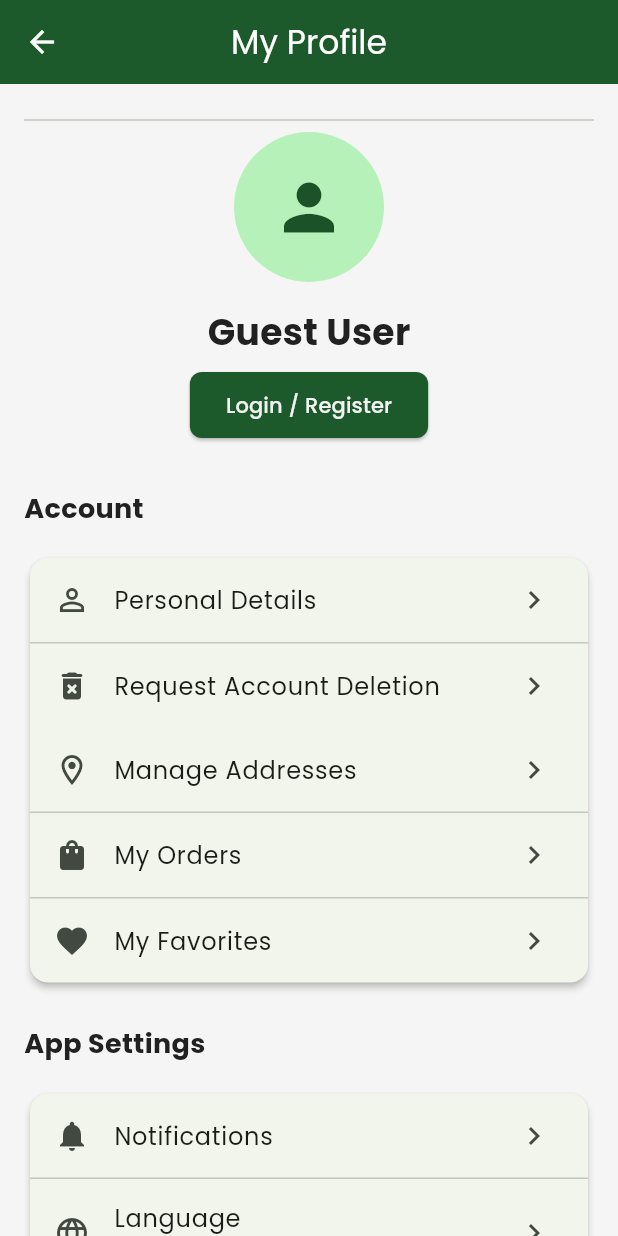
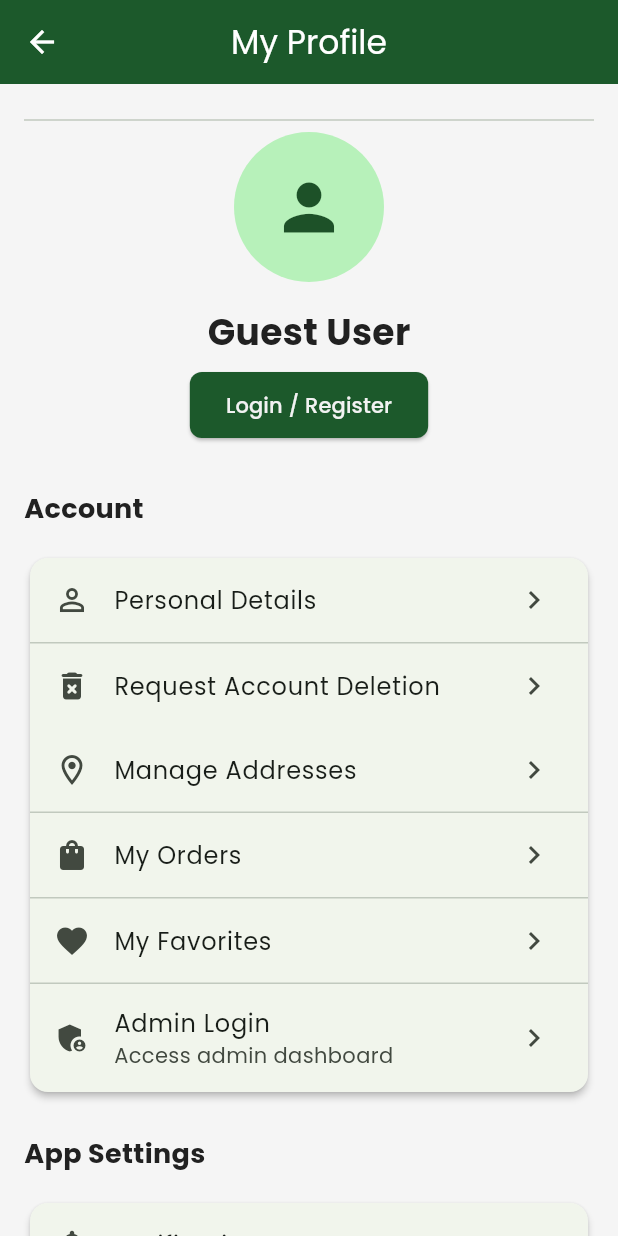
Before and after one commit to Leogodwine/masokotips_flutter_app, a Flutter app: the ProfileScreen screen opened by its route, on a phone screen of 412 x 824 dp. Run offline on Flutter 3.47's test engine with Material 3 defaults, Android fonts, the phone set to English and light mode, and no system bars; our stand-ins replace cached_network_image, connectivity_plus, dio, flutter_staggered_animations, font_awesome_flutter, image_picker and 3 more; missing offline and left inert: flutter_inappwebview; accounts and stored records are empty; generated files the repository leaves out were written again; network calls fail.

Commit message:
Remove CTA and add Admin Login to Profile menu

```diff
--- a/lib/screens/profile/profile_screen.dart
+++ b/lib/screens/profile/profile_screen.dart
@@ -6,6 +6,7 @@ import 'dart:io';
 import 'edit_profile_screen.dart';
 import './address_management_screen.dart';
 import '../seller/seller_dashboard_screen.dart';
+import './admin_login_screen.dart';
 import 'package:flutter_gen/gen_l10n/app_localizations.dart';
 
 class ProfileScreen extends StatefulWidget {
@@ -385,6 +386,22 @@ class _ProfileScreenState extends State<ProfileScreen> {
                         Navigator.pushNamed(context, '/wishlist');
                       },
                     ),
+                    const Divider(height: 1),
+                    // Admin Login Access
+                    ListTile(
+                      leading: const Icon(Icons.admin_panel_settings),
+                      title: const Text('Admin Login'),
+                      subtitle: const Text('Access admin dashboard'),
+                      trailing: const Icon(Icons.chevron_right),
+                      onTap: () {
+                        Navigator.push(
+                          context,
+                          MaterialPageRoute(
+                            builder: (context) => const AdminLoginScreen(),
+                          ),
+                        );
+                      },
+                    ),
                   ],
                 ),
               ),
```
Also changed, not shown: lib/screens/home/home_content_screen.dart (+1 -47 lines).
